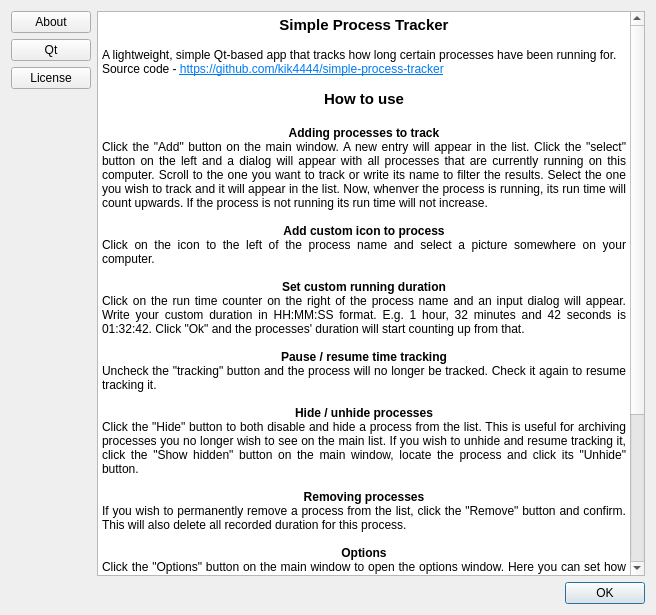
Qt form ui/about/about.ui (kik4444/simple-process-tracker) before a commit.
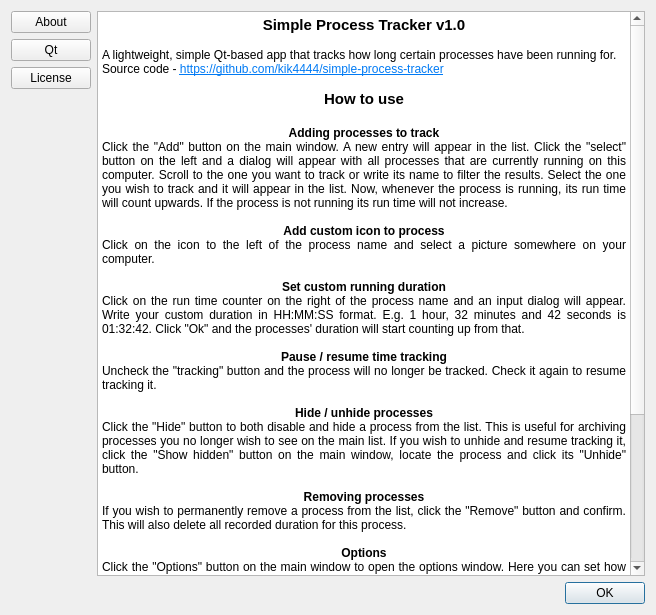
The same form after that commit. Icons and pictures are not drawn.

Commit message: Updated about text

Patch:
```diff
--- a/ui/about/about.ui
+++ b/ui/about/about.ui
@@ -88,7 +88,7 @@
 &lt;html&gt;&lt;head&gt;&lt;meta name=&quot;qrichtext&quot; content=&quot;1&quot; /&gt;&lt;style type=&quot;text/css&quot;&gt;
 p, li { white-space: pre-wrap; }
 &lt;/style&gt;&lt;/head&gt;&lt;body style=&quot; font-family:'Noto Sans'; font-size:9pt; font-weight:400; font-style:normal;&quot;&gt;
-&lt;p align=&quot;center&quot; style=&quot; margin-top:0px; margin-bottom:0px; margin-left:0px; margin-right:0px; -qt-block-indent:0; text-indent:0px;&quot;&gt;&lt;span style=&quot; font-size:11pt; font-weight:600;&quot;&gt;Simple Process Tracker&lt;/span&gt;&lt;/p&gt;
+&lt;p align=&quot;center&quot; style=&quot; margin-top:0px; margin-bottom:0px; margin-left:0px; margin-right:0px; -qt-block-indent:0; text-indent:0px;&quot;&gt;&lt;span style=&quot; font-size:11pt; font-weight:600;&quot;&gt;Simple Process Tracker v1.0&lt;/span&gt;&lt;/p&gt;
 &lt;p align=&quot;center&quot; style=&quot;-qt-paragraph-type:empty; margin-top:0px; margin-bottom:0px; margin-left:0px; margin-right:0px; -qt-block-indent:0; text-indent:0px; font-weight:600;&quot;&gt;&lt;br /&gt;&lt;/p&gt;
 &lt;p align=&quot;justify&quot; style=&quot; margin-top:0px; margin-bottom:0px; margin-left:0px; margin-right:0px; -qt-block-indent:0; text-indent:0px;&quot;&gt;A lightweight, simple Qt-based app that tracks how long certain processes have been running for.&lt;/p&gt;
 &lt;p align=&quot;justify&quot; style=&quot; margin-top:0px; margin-bottom:0px; margin-left:0px; margin-right:0px; -qt-block-indent:0; text-indent:0px;&quot;&gt;Source code - &lt;a href=&quot;https://github.com/kik4444/simple-process-tracker&quot;&gt;&lt;span style=&quot; text-decoration: underline; color:#007af4;&quot;&gt;https://github.com/kik4444/simple-process-tracker&lt;/span&gt;&lt;/a&gt;&lt;/p&gt;
@@ -96,7 +96,7 @@
 &lt;p align=&quot;center&quot; style=&quot; margin-top:0px; margin-bottom:0px; margin-left:0px; margin-right:0px; -qt-block-indent:0; text-indent:0px;&quot;&gt;&lt;span style=&quot; font-size:11pt; font-weight:600;&quot;&gt;How to use&lt;/span&gt;&lt;/p&gt;
 &lt;p align=&quot;center&quot; style=&quot;-qt-paragraph-type:empty; margin-top:0px; margin-bottom:0px; margin-left:0px; margin-right:0px; -qt-block-indent:0; text-indent:0px; font-size:11pt; font-weight:600;&quot;&gt;&lt;br /&gt;&lt;/p&gt;
 &lt;p align=&quot;center&quot; style=&quot; margin-top:0px; margin-bottom:0px; margin-left:0px; margin-right:0px; -qt-block-indent:0; text-indent:0px;&quot;&gt;&lt;span style=&quot; font-weight:600;&quot;&gt;Adding processes to track&lt;/span&gt;&lt;/p&gt;
-&lt;p align=&quot;justify&quot; style=&quot; margin-top:0px; margin-bottom:0px; margin-left:0px; margin-right:0px; -qt-block-indent:0; text-indent:0px;&quot;&gt;Click the &amp;quot;Add&amp;quot; button on the main window. A new entry will appear in the list. Click the &amp;quot;select&amp;quot; button on the left and a dialog will appear with all processes that are currently running on this computer. Scroll to the one you want to track or write its name to filter the results. Select the one you wish to track and it will appear in the list. Now, whenver the process is running, its run time will count upwards. If the process is not running its run time will not increase.&lt;/p&gt;
+&lt;p align=&quot;justify&quot; style=&quot; margin-top:0px; margin-bottom:0px; margin-left:0px; margin-right:0px; -qt-block-indent:0; text-indent:0px;&quot;&gt;Click the &amp;quot;Add&amp;quot; button on the main window. A new entry will appear in the list. Click the &amp;quot;select&amp;quot; button on the left and a dialog will appear with all processes that are currently running on this computer. Scroll to the one you want to track or write its name to filter the results. Select the one you wish to track and it will appear in the list. Now, whenever the process is running, its run time will count upwards. If the process is not running its run time will not increase.&lt;/p&gt;
 &lt;p align=&quot;justify&quot; style=&quot;-qt-paragraph-type:empty; margin-top:0px; margin-bottom:0px; margin-left:0px; margin-right:0px; -qt-block-indent:0; text-indent:0px;&quot;&gt;&lt;br /&gt;&lt;/p&gt;
 &lt;p align=&quot;center&quot; style=&quot; margin-top:0px; margin-bottom:0px; margin-left:0px; margin-right:0px; -qt-block-indent:0; text-indent:0px;&quot;&gt;&lt;span style=&quot; font-weight:600;&quot;&gt;Add custom icon to process&lt;/span&gt;&lt;/p&gt;
 &lt;p align=&quot;justify&quot; style=&quot; margin-top:0px; margin-bottom:0px; margin-left:0px; margin-right:0px; -qt-block-indent:0; text-indent:0px;&quot;&gt;Click on the icon to the left of the process name and select a picture somewhere on your computer.&lt;/p&gt;
```
The commit also changes 1 other file.
